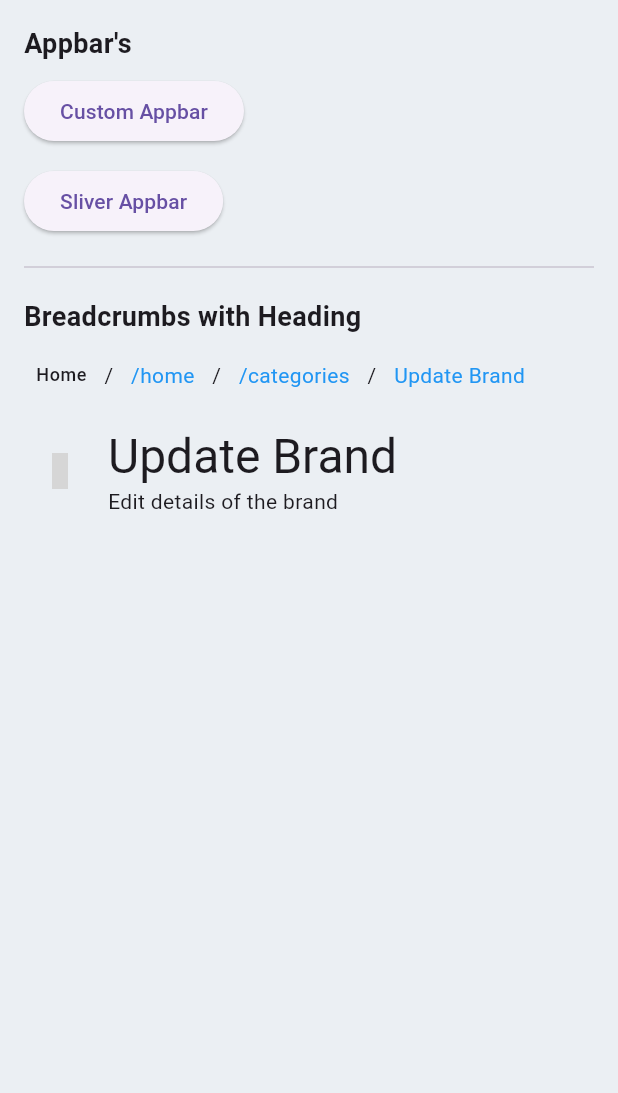
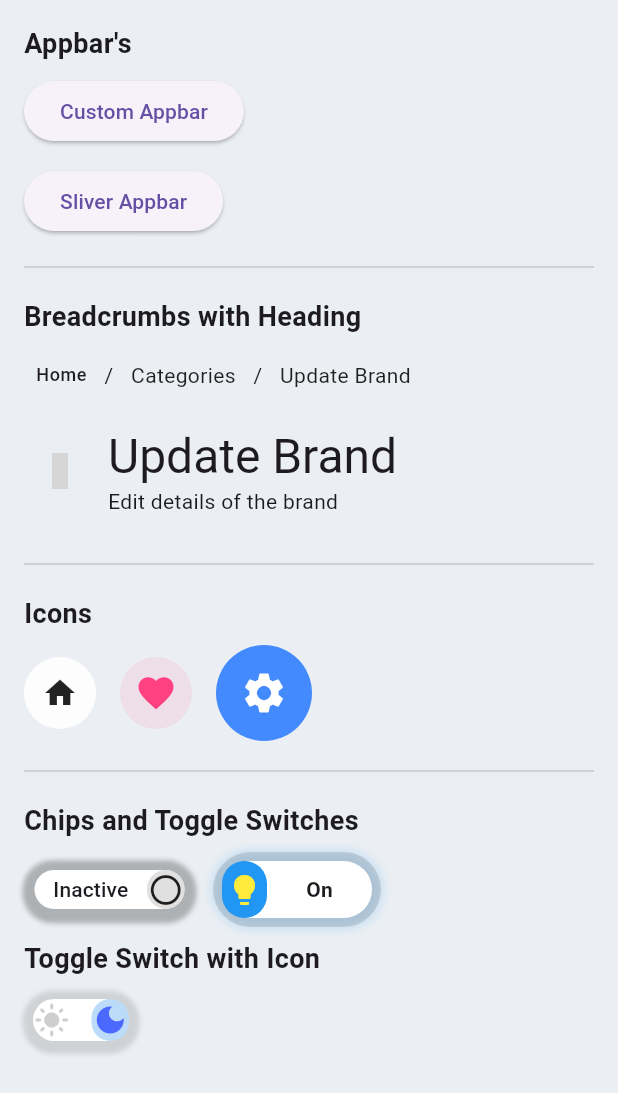
Before and after one commit to brytemorio/coding_with_t_utils, a Flutter app: the screen it shows after launch, on a phone screen of 412 x 824 dp. Shown: the top 1093 px of the screen. Run offline on Flutter 3.47's test engine with Material 3 defaults, Android fonts, the phone set to English and light mode, and no system bars; drawn by our look-alikes of animated_toggle_switch; our stand-ins replace cached_network_image, connectivity_plus, country_code_picker, device_info_plus, get, get_storage and 2 more; grey boxes are pictures that could not be loaded.

Commit message:
Version 2.0.0 Updates in Progress

````diff
--- a/example/lib/main.dart
+++ b/example/lib/main.dart
@@ -1,5 +1,6 @@
 import 'package:flutter/material.dart';
-import 'package:t_utils/common/widgets/breadcrumbs/breadcrumb_with_heading.dart';
+import 'package:t_utils/common/widgets/chips/animated_icon_switch.dart';
+import 'package:t_utils/common/widgets/chips/animated_switch.dart';
 import 'package:t_utils/t_utils.dart';
 
 import 'appbars/appbar.dart';
@@ -64,9 +65,107 @@ class MyHomePage extends StatelessWidget {
                 Navigator.pushNamed(context, '/home');
               },
               returnToPreviousScreen: true,
-              breadcrumbItems: ['/home', '/categories', 'Update Brand'],
-              breadcrumbItemsTextStyle: const TextStyle(fontSize: 14, color: Colors.blue),
+              breadcrumbItems: ['/categories', 'Update Brand'],
+              breadcrumbItemsTextStyle: const TextStyle(fontSize: 14, color: Colors.black87),
             ),
+            SizedBox(height: 12),
+
+            SizedBox(height: 12),
+            Divider(),
+            SizedBox(height: 12),
+
+            // TabBar
+            Text('Icons', style: TextStyle(fontSize: 18, fontWeight: FontWeight.bold)),
+            SizedBox(height: 8),
+            Row(
+              children: [
+                // Circular icon with default background and size
+                TCircularIcon(
+                  icon: Icons.home,
+                  onPressed: () => debugPrint('Home icon pressed'),
+                ),
+                const SizedBox(width: 16.0),
+
+                // Circular icon with custom background and icon size
+                TCircularIcon(
+                  size: 28.0,
+                  icon: Icons.favorite,
+                  color: Colors.pinkAccent,
+                  onPressed: () => debugPrint('Favorite icon pressed'),
+                ),
+                const SizedBox(width: 16.0),
+
+                // Circular icon with larger container size
+                TCircularIcon(
+                  width: 64.0,
+                  height: 64.0,
+                  size: 32.0,
+                  color: Colors.white,
+                  icon: Icons.settings,
+                  backgroundColor: Colors.blueAccent,
+                  onPressed: () {
+                    debugPrint('Settings icon pressed');
+                  },
+                ),
+              ],
+            ),
+
+            SizedBox(height: 12),
+            Divider(),
+            SizedBox(height: 12),
+
+            // TabBar
+            Text('Chips and Toggle Switches', style: TextStyle(fontSize: 18, fontWeight: FontWeight.bold)),
+            SizedBox(height: 8),
+            Row(
+              children: [
+                // Circular icon with default values
+                TAnimatedToggleSwitch(
+                  current: false,
+                  onChanged: (value) => debugPrint('Toggled to: $value'),
+                ),
+                SizedBox(width: 12),
+
+                // Circular icon with custom values
+                TAnimatedToggleSwitch(
+                  current: true,
+                  onChanged: (value) => debugPrint('Toggled to: $value'),
+                  activeColor: Colors.blue,
+                  inactiveColor: Colors.red,
+                  spacing: 40.0,
+                  height: 50.0,
+                  borderWidth: 6.0,
+                  indicatorSize: const Size.fromWidth(30),
+                  backgroundColor: Colors.white,
+                  borderColor: Colors.black12,
+                  boxShadow: [
+                    BoxShadow(
+                      color: Colors.blue.withValues(alpha: 0.2),
+                      spreadRadius: 1,
+                      blurRadius: 5,
+                    ),
+                  ],
+                  textBuilder: (value) => Text(
+                    value ? 'On' : 'Off',
+                    style: TextStyle(fontWeight: FontWeight.bold),
+                  ),
+                  iconBuilder: (value) =>
+                      value ? Icon(Icons.lightbulb, color: Colors.yellow) : Icon(Icons.lightbulb_outline, color: Colors.grey),
+                ),
+              ],
+            ),
+            SizedBox(height: 8),
+            Text('Toggle Switch with Icon', style: TextStyle(fontSize: 18, fontWeight: FontWeight.bold)),
+            SizedBox(height: 8),
+            TIconToggleSwitch<int>(
+              current: 1,
+              options: [0, 1],
+              icons: [Icons.light_mode, Icons.dark_mode],
+              onChanged: (value) {
+                print('Selected: $value');
+              },
+            ),
+
             SizedBox(height: 12),
           ],
         ),
--- a/lib/common/widgets/breadcrumbs/breadcrumb_with_heading.dart
+++ b/lib/common/widgets/breadcrumbs/breadcrumb_with_heading.dart
@@ -114,11 +114,7 @@ class TBreadcrumbsWithHeading extends StatelessWidget {
               ),
             if (returnToPreviousScreen) const SizedBox(width: 8.0),
             Expanded(
-              child: TPageHeading(
-                heading: heading,
-                iconData: iconData,
-                subHeading: subHeading,
-              ),
+              child: TPageHeading(heading: heading, iconData: iconData, subHeading: subHeading),
             ),
           ],
         ),
@@ -129,6 +125,9 @@ class TBreadcrumbsWithHeading extends StatelessWidget {
   /// Capitalizes the first letter of the given string.
   String capitalize(String text) {
     if (text.isEmpty) return '';
+    if (text[0] == '/') {
+      text = text.substring(1);
+    }
     return text[0].toUpperCase() + text.substring(1);
   }
 }
--- /dev/null
+++ b/lib/common/widgets/chips/animated_icon_switch.dart
@@ -0,0 +1,146 @@
+import 'package:animated_toggle_switch/animated_toggle_switch.dart';
+import 'package:flutter/material.dart';
+
+import '../../../utils/constants/colors.dart';
+
+
+class TIconToggleSwitch<T> extends StatelessWidget {
+
+  /// A customizable rolling icon toggle switch.
+  ///
+  /// Features:
+  /// - Allows customization of dimensions, spacing, and styles.
+  /// - Handles a list of options and their corresponding icons.
+  /// - Optional loading state and dynamic style customization.
+  ///
+  /// Example Usage:
+  /// ```dart
+  /// TIconToggleSwitch<int>(
+  ///   current: 1,
+  ///   options: [0, 1],
+  ///   icons: [Icons.light_mode, Icons.dark_mode],
+  ///   onChanged: (value) {
+  ///     print('Selected: $value');
+  ///   },
+  ///   spacing: 20.0,
+  ///   height: 50.0,
+  /// )
+  /// ```
+  ///
+  /// Constructs a customizable toggle switch with icons.
+  ///
+  /// [current] is the currently selected value.
+  /// [options] is the list of selectable values.
+  /// [icons] provides the icons corresponding to the values.
+  const TIconToggleSwitch({
+    super.key,
+    required this.current,
+    required this.options,
+    required this.icons,
+    this.onChanged,
+    this.spacing = 14.0,
+    this.height = 40.0,
+    this.iconSize = 24.0,
+    this.borderWidth = 6.0,
+    this.indicatorWidth = 25.0,
+    this.activeColor,
+    this.inactiveColor = Colors.grey,
+    this.backgroundColor = Colors.white,
+    this.borderColor = Colors.transparent,
+    this.loading = false,
+    this.boxShadow = const [
+      BoxShadow(
+        color: Colors.black12,
+        spreadRadius: 1,
+        blurRadius: 2,
+        offset: Offset(0, 1.5),
+      ),
+    ],
+    this.styleBuilder,
+  });
+
+  /// The currently selected value.
+  final T current;
+
+  /// Whether the toggle switch is in a loading state.
+  final bool loading;
+
+  /// List of selectable options (values).
+  final List<T> options;
+
+  /// List of icons corresponding to the options.
+  final List<IconData> icons;
+
+  /// Callback triggered when the selected option changes.
+  final void Function(T)? onChanged;
+
+  /// Spacing between toggle options.
+  final double spacing;
+
+  /// Height of the toggle switch.
+  final double height;
+
+  /// Size of the icons.
+  final double iconSize;
+
+  /// Border width of the toggle switch.
+  final double borderWidth;
+
+  /// Width of the indicator.
+  final double indicatorWidth;
+
+  /// Color for the active indicator/icon.
+  final Color? activeColor;
+
+  /// Color for inactive icons.
+  final Color? inactiveColor;
+
+  /// Background color of the toggle switch.
+  final Color backgroundColor;
+
+  /// Border color of the toggle switch.
+  final Color borderColor;
+
+  /// Box shadow applied to the toggle switch.
+  final List<BoxShadow> boxShadow;
+
+  /// Optional style builder for customizing the toggle switch.
+  final ToggleStyle Function(T)? styleBuilder;
+
+  @override
+  Widget build(BuildContext context) {
+    // Ensure the options and icons lists have matching lengths.
+    assert(options.length == icons.length, 'The number of options and icons must match.');
+
+    return AnimatedToggleSwitch<T>.rolling(
+      current: current,
+      height: height,
+      borderWidth: borderWidth,
+      values: options,
+      loading: loading,
+      spacing: spacing,
+      onChanged: onChanged,
+      indicatorSize: Size.fromWidth(indicatorWidth),
+
+      // Builds the icon for each toggle state dynamically.
+      iconBuilder: (t, isSelected) {
+        int index = options.indexOf(t);
+        return Icon(
+          icons[index],
+          color: t == current ? activeColor ?? TColors.primary : inactiveColor ?? Colors.grey,
+          size: iconSize,
+        );
+      },
+
+      // Builds the style dynamically or uses a fallback.
+      styleBuilder: styleBuilder ??
+          (value) => ToggleStyle(
+                backgroundColor: backgroundColor,
+                borderColor: borderColor,
+                indicatorColor: activeColor ?? TColors.primaryBackground,
+                indicatorBorderRadius: BorderRadius.circular(100),
+                boxShadow: boxShadow,
+              ),
+    );
+  }
+}
--- /dev/null
+++ b/lib/common/widgets/chips/animated_switch.dart
@@ -0,0 +1,133 @@
+import 'dart:async';
+
+import 'package:animated_toggle_switch/animated_toggle_switch.dart';
+import 'package:flutter/material.dart';
+import 'package:t_utils/t_utils.dart';
+
+class TAnimatedToggleSwitch extends StatelessWidget {
+  /// A fully customizable animated toggle switch with dual states.
+  ///
+  /// Developers can control:
+  /// - State (`current`)
+  /// - Text, icon, and style builders
+  /// - Customizable spacing, height, border width, and indicator size
+  /// - Loading state
+  /// - Colors for active and inactive states
+  ///
+  /// Example:
+  /// ```dart
+  /// TAnimatedToggleSwitch(
+  ///   current: true,
+  ///   onChanged: (value) {
+  ///     print('Toggled to: $value');
+  ///   },
+  ///   activeColor: Colors.blue,
+  ///   inactiveColor: Colors.grey,
+  ///   spacing: 30.0,
+  ///   height: 50.0,
+  ///   borderWidth: 5.0,
+  /// )
+  /// ```
+  /// Constructor for creating a fully customizable toggle switch.
+  ///
+  /// [current] determines the toggle's state.
+  /// [onChanged] is a callback triggered when the state changes.
+  /// Use [activeColor], [inactiveColor], [spacing], [height], and [borderWidth] to control styles.
+  const TAnimatedToggleSwitch({
+    super.key,
+    required this.current,
+    this.onChanged,
+    this.textBuilder,
+    this.iconBuilder,
+    this.styleBuilder,
+    this.height = 40.0,
+    this.spacing = 50.0,
+    this.loading = false,
+    this.borderWidth = 7.0,
+    this.activeColor,
+    this.inactiveColor,
+    this.backgroundColor = Colors.white,
+    this.borderColor = Colors.transparent,
+    this.indicatorSize = const Size.fromWidth(25),
+    this.boxShadow = const [BoxShadow(color: Colors.black26, spreadRadius: 1, blurRadius: 2, offset: Offset(0, 1.5))],
+  });
+
+  /// The current state of the toggle switch (true/false).
+  final bool current;
+
+  /// Indicates whether the toggle switch is in a loading state.
+  final bool loading;
+
+  /// Callback triggered when the toggle switch state changes.
+  final FutureOr<void> Function(bool)? onChanged;
+
+  /// Builder for customizing the text displayed on the toggle switch.
+  final Widget Function(bool)? textBuilder;
+
+  /// Builder for customizing the icon displayed on the toggle switch.
+  final Widget Function(bool)? iconBuilder;
+
+  /// Builder for customizing the toggle's style dynamically.
+  final ToggleStyle Function(bool)? styleBuilder;
+
+  /// Color for the indicator in the active state.
+  final Color? activeColor;
+
+  /// Color for the indicator in the inactive state.
+  final Color? inactiveColor;
+
+  /// Space between the two toggle options.
+  final double spacing;
+
+  /// Height of the toggle switch.
+  final double height;
+
+  /// Border width of the toggle switch.
+  final double borderWidth;
+
+  /// Size of the indicator.
+  final Size indicatorSize;
+
+  /// Background color of the toggle switch.
+  final Color backgroundColor;
+
+  /// Border color of the toggle switch.
+  final Color borderColor;
+
+  /// Box shadow applied to the toggle switch.
+  final List<BoxShadow> boxShadow;
+
+  @override
+  Widget build(BuildContext context) {
+    return AnimatedToggleSwitch<bool>.dual(
+      current: current,
+      first: true,
+      second: false,
+      height: height,
+      loading: loading,
+      spacing: spacing,
+      onChanged: onChanged,
+      borderWidth: borderWidth,
+      indicatorSize: indicatorSize,
+
+      // Default toggle switch style
+      style: ToggleStyle(backgroundColor: backgroundColor, borderColor: borderColor, boxShadow: boxShadow),
+
+      // Dynamic text builder
+      textBuilder: textBuilder ??
+          (value) => Center(
+                child: Text(
+                  value ? 'Active' : 'Inactive',
+                  style: Theme.of(context).textTheme.labelLarge,
+                ),
+              ),
+
+      // Dynamic icon builder
+      iconBuilder: iconBuilder ?? (value) => value ? Icon(Icons.check_circle, color: TColors.primary) : Icon(Icons.circle_outlined),
+
+      // Dynamic style builder for indicator color
+      styleBuilder: styleBuilder ??
+          (value) => ToggleStyle(indicatorColor: value ? activeColor ?? TColors.primaryBackground : inactiveColor ?? TColors.grey),
+    );
+  }
+}
--- a/lib/common/widgets/icons/t_circular_icon.dart
+++ b/lib/common/widgets/icons/t_circular_icon.dart
@@ -1,5 +1,6 @@
 import 'package:flutter/material.dart';
 
+class TCircularIcon extends StatelessWidget {
   /// A custom circular icon widget with a configurable background color.
   ///
   /// - [icon] is the required icon to display.
@@ -8,7 +9,6 @@ import 'package:flutter/material.dart';
   /// - [color] sets the color of the icon.
   /// - [backgroundColor] sets the background color of the circular container.
   /// - [onPressed] defines the callback when the icon is pressed.
-class TCircularIcon extends StatelessWidget {
   const TCircularIcon({
     super.key,
     required this.icon,
@@ -49,7 +49,9 @@ class TCircularIcon extends StatelessWidget {
       width: width ?? 48.0, // Default container width
       height: height ?? 48.0, // Default container height
       decoration: BoxDecoration(
-        color: backgroundColor ?? (isDarkMode ? Colors.black.withValues(alpha: 0.9) : Colors.white.withValues(alpha: 0.9)),
+        color: backgroundColor ??
+            color?.withValues(alpha: 0.1) ??
+            (isDarkMode ? Colors.black.withValues(alpha: 0.9) : Colors.white.withValues(alpha: 0.9)),
         borderRadius: BorderRadius.circular(100), // Ensures circular shape
       ),
       child: IconButton(
````
Lines whose indentation alone changed are shown as unchanged.
